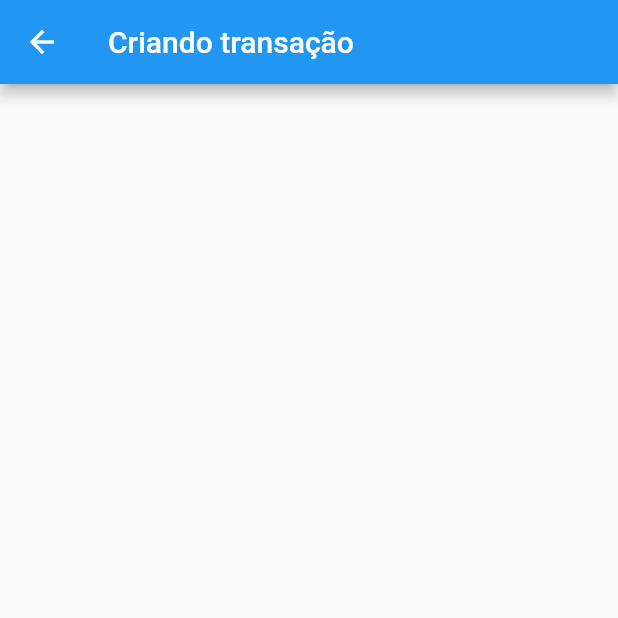
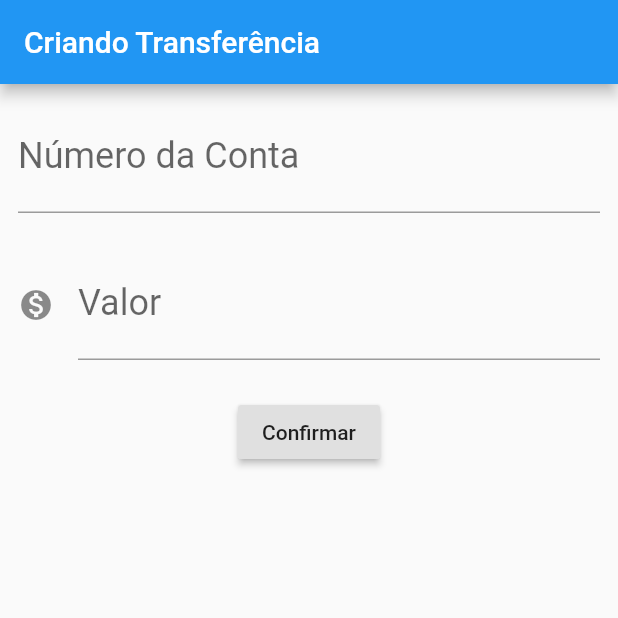
Before and after one commit to wiliamtaesunglee/flutter-bytebank, a Flutter app: the FormularioTransferencia screen opened directly, on a phone screen of 412 x 824 dp, the top half of it. Run offline on Flutter 3.47's test engine with Material 2 defaults, Android fonts, the phone set to English and light mode, and no system bars.

Commit message:
Executados exercícios 3.2 e 3.4

```diff
--- a/lib/main.dart
+++ b/lib/main.dart
@@ -4,7 +4,7 @@ void main() => runApp(BytebankApp());
 
 class BytebankApp extends StatelessWidget {
   Widget build(BuildContext context) {
-    return MaterialApp(home: ListaDeTransferencia());
+    return MaterialApp(home: FormularioTransferencia());
   }
 }
 
@@ -52,7 +52,47 @@ class ItemTransferencia extends StatelessWidget {
 
 class FormularioTransferencia extends StatelessWidget {
   @override
-  Widget build(BuildContext context) {
-    return Scaffold(appBar: Header('Criando transação'));
+  Widget	build(BuildContext	context)	{
+    return	Scaffold(
+      appBar:	AppBar(
+        title:	Text('Criando	Transferência'),
+      ),
+      body:	Column(
+        children:	<Widget>[
+          Padding(padding: EdgeInsets.all(12.0),
+            child:TextField(
+              style:TextStyle(fontSize: 24.0),
+              decoration: InputDecoration(
+                labelText: "Número da Conta",
+                hintText: "0000",
+              ),
+              keyboardType: TextInputType.number,
+            ),
+          ),
+          Padding(padding: EdgeInsets.all(12.0),
+            child:TextField(
+              style:TextStyle(fontSize: 24.0),
+              decoration: InputDecoration(
+               icon: Icon(Icons.monetization_on),
+                labelText: "Valor",
+                hintText: "0.00",
+              ),
+              keyboardType: TextInputType.numberWithOptions(signed:false,
+                  decimal: true
+              ),
+            ),
+          ),
+          Padding(padding: EdgeInsets.all(12.0),
+            child:RaisedButton(
+              child:Text("Confirmar"),
+              onPressed: () {
+                print("Clicou em confirmar");
+              },
+            ),
+
+          )
+        ],
+      ),
+    );
   }
 }
```
Also changed, not shown: 2 other files.
